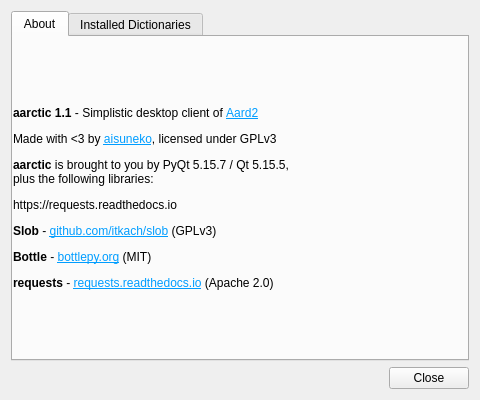
First picture: the form in src/aarctic/ui/about.ui, repository aisuneko/aarctic, before the edit.
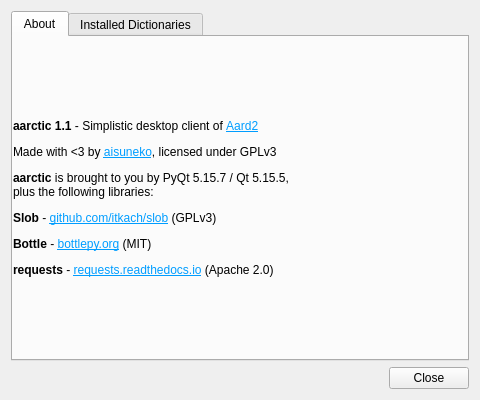
Second picture: the form after the edit. The open tabs and pages were chosen to show the change. Icons and pictures are not drawn.

Commit message: fix about page

What changed in the file:
```diff
--- a/src/aarctic/ui/about.ui
+++ b/src/aarctic/ui/about.ui
@@ -52,7 +52,7 @@
        <item row="0" column="0">
         <widget class="QLabel" name="label">
          <property name="text">
-          <string>&lt;html&gt;&lt;head/&gt;&lt;body&gt;&lt;p&gt;&lt;span style=&quot; font-weight:600;&quot;&gt;aarctic 1.1 &lt;/span&gt;- Simplistic desktop client of &lt;a href=&quot;http://aarddict.org/&quot;&gt;&lt;span style=&quot; text-decoration: underline; color:#009dff;&quot;&gt;Aard2&lt;/span&gt;&lt;/a&gt;&lt;/p&gt;&lt;p&gt;Made with &amp;lt;3 by &lt;a href=&quot;https://github.com/aisuneko&quot;&gt;&lt;span style=&quot; text-decoration: underline; color:#009dff;&quot;&gt;aisuneko&lt;/span&gt;&lt;/a&gt;, licensed under GPLv3&lt;/p&gt;&lt;p&gt;&lt;span style=&quot; font-weight:600;&quot;&gt;aarctic&lt;/span&gt; is brought to you by PyQt 5.15.7 / Qt 5.15.5, &lt;br/&gt;plus the following libraries:&lt;/p&gt;&lt;p&gt;https://requests.readthedocs.io&lt;/p&gt;&lt;p&gt;&lt;span style=&quot; font-weight:600;&quot;&gt;Slob&lt;/span&gt; - &lt;a href=&quot;https://github.com/itkach/slob&quot;&gt;&lt;span style=&quot; text-decoration: underline; color:#009dff;&quot;&gt;github.com/itkach/slob&lt;/span&gt;&lt;/a&gt; (GPLv3)&lt;/p&gt;&lt;p&gt;&lt;span style=&quot; font-weight:600;&quot;&gt;Bottle &lt;/span&gt;- &lt;a href=&quot;https://bottlepy.org/&quot;&gt;&lt;span style=&quot; text-decoration: underline; color:#009dff;&quot;&gt;bottlepy.org&lt;/span&gt;&lt;/a&gt; (MIT)&lt;/p&gt;&lt;p&gt;&lt;span style=&quot; font-weight:600;&quot;&gt;requests &lt;/span&gt;- &lt;a href=&quot;https://requests.readthedocs.io&quot;&gt;&lt;span style=&quot; text-decoration: underline; color:#009dff;&quot;&gt;requests.readthedocs.io&lt;/span&gt;&lt;/a&gt; (Apache 2.0)&lt;/p&gt;&lt;/body&gt;&lt;/html&gt;</string>
+          <string>&lt;html&gt;&lt;head/&gt;&lt;body&gt;&lt;p&gt;&lt;span style=&quot; font-weight:600;&quot;&gt;aarctic 1.1 &lt;/span&gt;- Simplistic desktop client of &lt;a href=&quot;http://aarddict.org/&quot;&gt;&lt;span style=&quot; text-decoration: underline; color:#009dff;&quot;&gt;Aard2&lt;/span&gt;&lt;/a&gt;&lt;/p&gt;&lt;p&gt;Made with &amp;lt;3 by &lt;a href=&quot;https://github.com/aisuneko&quot;&gt;&lt;span style=&quot; text-decoration: underline; color:#009dff;&quot;&gt;aisuneko&lt;/span&gt;&lt;/a&gt;, licensed under GPLv3&lt;/p&gt;&lt;p&gt;&lt;span style=&quot; font-weight:600;&quot;&gt;aarctic&lt;/span&gt; is brought to you by PyQt 5.15.7 / Qt 5.15.5, &lt;br/&gt;plus the following libraries:&lt;/p&gt;&lt;p&gt;&lt;span style=&quot; font-weight:600;&quot;&gt;Slob&lt;/span&gt; - &lt;a href=&quot;https://github.com/itkach/slob&quot;&gt;&lt;span style=&quot; text-decoration: underline; color:#009dff;&quot;&gt;github.com/itkach/slob&lt;/span&gt;&lt;/a&gt; (GPLv3)&lt;/p&gt;&lt;p&gt;&lt;span style=&quot; font-weight:600;&quot;&gt;Bottle &lt;/span&gt;- &lt;a href=&quot;https://bottlepy.org/&quot;&gt;&lt;span style=&quot; text-decoration: underline; color:#009dff;&quot;&gt;bottlepy.org&lt;/span&gt;&lt;/a&gt; (MIT)&lt;/p&gt;&lt;p&gt;&lt;span style=&quot; font-weight:600;&quot;&gt;requests &lt;/span&gt;- &lt;a href=&quot;https://requests.readthedocs.io&quot;&gt;&lt;span style=&quot; text-decoration: underline; color:#009dff;&quot;&gt;requests.readthedocs.io&lt;/span&gt;&lt;/a&gt; (Apache 2.0)&lt;/p&gt;&lt;/body&gt;&lt;/html&gt;</string>
          </property>
         </widget>
        </item>
```
Left out of the diff: 2 changed lines with no effect on the pictures.
